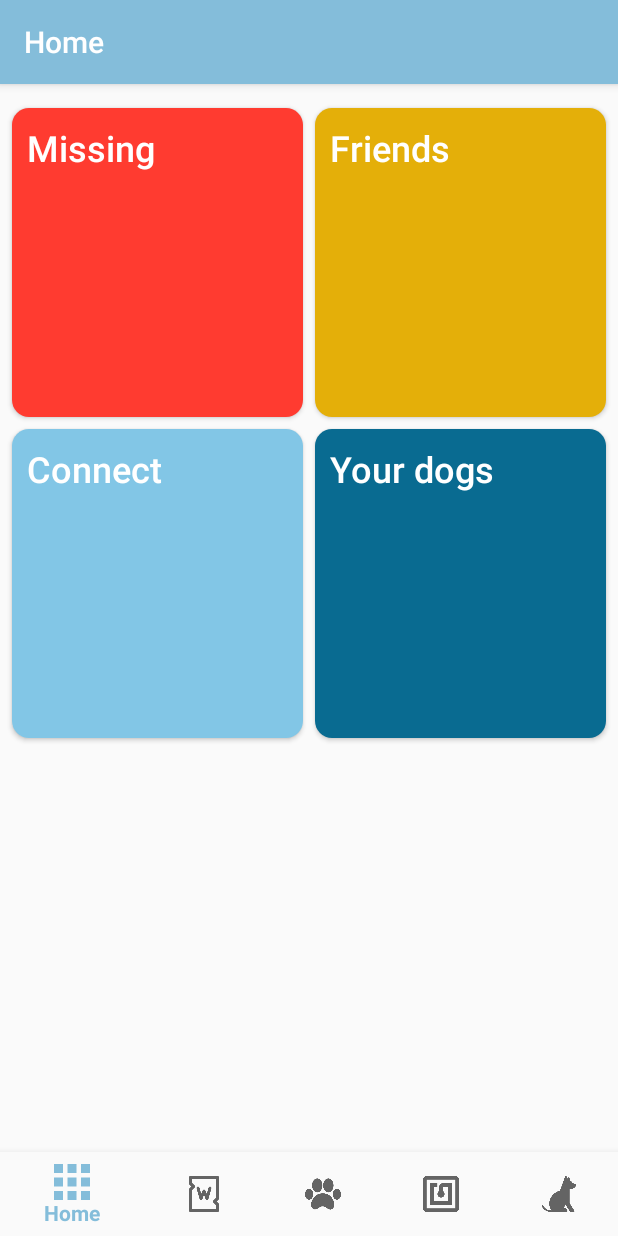
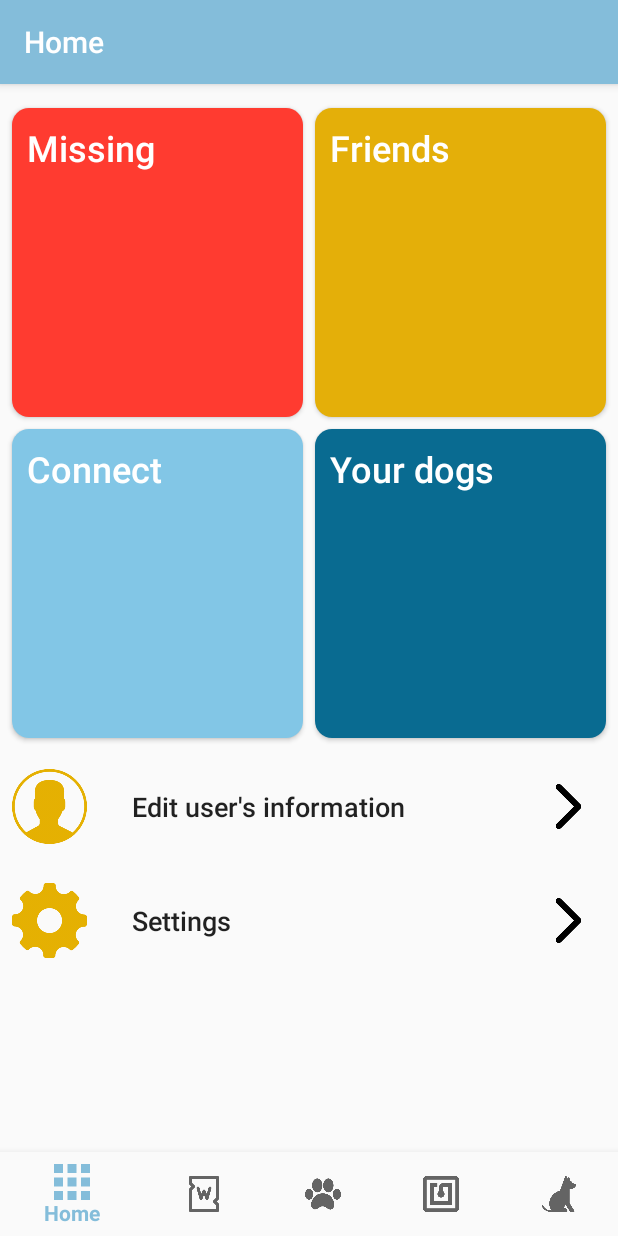
Before and after one commit to Mastercypher/Datdog, an Android app: the HomeActivity screen opened directly, with no data from a screen before it, on a phone screen of 412 x 824 dp. Run offline under Robolectric (Android 15) with nearby library versions, the phone set to English and light mode, and no system bars.

Commit message:
complete home graphics

```diff
--- a/android/DatDog/app/src/main/res/layout/activity_home.xml
+++ b/android/DatDog/app/src/main/res/layout/activity_home.xml
@@ -1,4 +1,6 @@
 <?xml version="1.0" encoding="utf-8"?>
+
+
 <android.support.constraint.ConstraintLayout xmlns:android="http://schemas.android.com/apk/res/android"
     xmlns:app="http://schemas.android.com/apk/res-auto"
     xmlns:tools="http://schemas.android.com/tools"
@@ -6,6 +8,183 @@
     android:layout_width="match_parent"
     android:layout_height="match_parent"
     tools:context=".HomeActivity">
+
+    <ScrollView
+        android:layout_width="match_parent"
+        android:layout_height="match_parent"
+        android:layout_marginBottom="60dp"
+        app:layout_constraintBottom_toBottomOf="parent"
+        tools:layout_editor_absoluteX="100dp">
+
+        <android.support.constraint.ConstraintLayout xmlns:android="http://schemas.android.com/apk/res/android"
+            xmlns:app="http://schemas.android.com/apk/res-auto"
+            xmlns:tools="http://schemas.android.com/tools"
+            android:id="@+id/containerInScroll"
+            android:layout_width="match_parent"
+            android:layout_height="match_parent"
+            tools:context=".HomeActivity">
+
+            <Button
+                android:id="@+id/button6"
+                android:layout_width="0dp"
+                android:layout_height="wrap_content"
+                android:layout_marginEnd="4dp"
+                android:layout_marginStart="8dp"
+                android:layout_marginTop="16dp"
+                android:background="@drawable/theme_round_missing"
+                android:gravity="top|left"
+                android:paddingLeft="10dp"
+                android:paddingTop="10dp"
+                android:text="Missing"
+                android:textAllCaps="false"
+                android:textColor="#ffffff"
+                android:textSize="24sp"
+                app:layout_constraintEnd_toStartOf="@+id/button7"
+                app:layout_constraintHorizontal_chainStyle="spread_inside"
+                app:layout_constraintStart_toStartOf="parent"
+                app:layout_constraintTop_toTopOf="parent" />
+
+            <Button
+                android:id="@+id/button7"
+                android:layout_width="0dp"
+                android:layout_height="wrap_content"
+                android:layout_marginEnd="8dp"
+                android:layout_marginStart="4dp"
+                android:layout_marginTop="16dp"
+                android:background="@drawable/theme_button_round"
+                android:gravity="top|left"
+                android:paddingLeft="10dp"
+                android:paddingTop="10dp"
+                android:text="Friends"
+                android:textAllCaps="false"
+                android:textColor="#ffffff"
+                android:textSize="24sp"
+                app:layout_constraintEnd_toEndOf="parent"
+                app:layout_constraintHorizontal_bias="0.5"
+                app:layout_constraintHorizontal_chainStyle="spread"
+                app:layout_constraintStart_toEndOf="@+id/button6"
+                app:layout_constraintTop_toTopOf="parent" />
+
+            <Button
+                android:id="@+id/button8"
+                android:layout_width="0dp"
+                android:layout_height="wrap_content"
+                android:layout_marginEnd="4dp"
+                android:layout_marginStart="8dp"
+                android:layout_marginTop="8dp"
+                android:background="@drawable/theme_round_connect"
+                android:gravity="top|left"
+                android:paddingLeft="10dp"
+                android:paddingTop="10dp"
+                android:text="Connect"
+                android:textAllCaps="false"
+                android:textColor="#ffffff"
+                android:textSize="24sp"
+                app:layout_constraintEnd_toStartOf="@+id/button9"
+                app:layout_constraintStart_toStartOf="parent"
+                app:layout_constraintTop_toBottomOf="@+id/button6" />
+
+            <Button
+                android:id="@+id/button9"
+                android:layout_width="0dp"
+                android:layout_height="wrap_content"
+                android:layout_marginEnd="8dp"
+                android:layout_marginStart="4dp"
+                android:layout_marginTop="8dp"
+                android:background="@drawable/theme_round_dogs"
+                android:gravity="top|left"
+                android:paddingLeft="10dp"
+                android:paddingTop="10dp"
+                android:text="Your dogs"
+                android:textAllCaps="false"
+                android:textColor="#ffffff"
+                android:textSize="24sp"
+                app:layout_constraintEnd_toEndOf="parent"
+                app:layout_constraintStart_toEndOf="@+id/button8"
+                app:layout_constraintTop_toBottomOf="@+id/button7" />
+
+            <LinearLayout
+                android:layout_width="0dp"
+                android:layout_height="wrap_content"
+                android:layout_marginBottom="8dp"
+                android:layout_marginEnd="8dp"
+                android:layout_marginStart="8dp"
+                android:layout_marginTop="16dp"
+                android:orientation="vertical"
+                app:layout_constraintBottom_toBottomOf="parent"
+                app:layout_constraintEnd_toEndOf="parent"
+                app:layout_constraintStart_toStartOf="parent"
+                app:layout_constraintTop_toBottomOf="@+id/button8">
+
+                <RelativeLayout
+                    android:layout_width="match_parent"
+                    android:layout_height="match_parent">
+
+                    <ImageView
+                        android:id="@+id/imageView8"
+                        android:layout_width="50dp"
+                        android:layout_height="50dp"
+                        android:layout_centerInParent="false"
+                        android:layout_centerVertical="true"
+                        app:srcCompat="@drawable/icon_user" />
+
+                    <Button
+                        android:id="@+id/button11"
+                        android:layout_width="match_parent"
+                        android:layout_height="60dp"
+                        android:background="@android:color/transparent"
+                        android:paddingLeft="80dp"
+                        android:text="Edit user's information"
+                        android:textAlignment="textStart"
+                        android:textAllCaps="false"
+                        android:textSize="18sp" />
+
+                    <ImageView
+                        android:id="@+id/imageView9"
+                        android:layout_width="30dp"
+                        android:layout_height="30dp"
+                        android:layout_alignParentRight="true"
+                        android:layout_centerVertical="true"
+                        android:layout_marginRight="10dp"
+                        app:srcCompat="@drawable/icon_arrow_right" />
+                </RelativeLayout>
+
+                <RelativeLayout
+                    android:layout_width="match_parent"
+                    android:layout_height="match_parent"
+                    android:layout_marginTop="16dp">
+
+                    <ImageView
+                        android:id="@+id/imageView10"
+                        android:layout_width="50dp"
+                        android:layout_height="50dp"
+                        android:layout_centerVertical="true"
+                        app:srcCompat="@drawable/icon_settings" />
+
+                    <Button
+                        android:id="@+id/button12"
+                        android:layout_width="match_parent"
+                        android:layout_height="60dp"
+                        android:background="@android:color/transparent"
+                        android:paddingLeft="80dp"
+                        android:text="Settings"
+                        android:textAlignment="textStart"
+                        android:textAllCaps="false"
+                        android:textSize="18sp" />
+
+                    <ImageView
+                        android:id="@+id/imageView11"
+                        android:layout_width="30dp"
+                        android:layout_height="30dp"
+                        android:layout_alignParentRight="true"
+                        android:layout_centerVertical="true"
+                        android:layout_marginRight="10dp"
+                        app:srcCompat="@drawable/icon_arrow_right" />
+                </RelativeLayout>
+            </LinearLayout>
+
+        </android.support.constraint.ConstraintLayout>
+    </ScrollView>
 
     <android.support.design.widget.BottomNavigationView
         android:id="@+id/navigation"
@@ -19,83 +198,6 @@
         app:layout_constraintRight_toRightOf="parent"
         app:menu="@menu/navigation" />
 
-    <Button
-        android:id="@+id/button6"
-        android:layout_width="0dp"
-        android:layout_height="wrap_content"
-        android:layout_marginEnd="4dp"
-        android:layout_marginStart="8dp"
-        android:layout_marginTop="16dp"
-        android:background="@drawable/theme_round_missing"
-        android:gravity="top|left"
-        android:paddingLeft="10dp"
-        android:paddingTop="10dp"
-        android:text="Missing"
-        android:textColor="#ffffff"
-        android:textSize="24sp"
-        app:layout_constraintEnd_toStartOf="@+id/button7"
-        app:layout_constraintHorizontal_chainStyle="spread_inside"
-        app:layout_constraintStart_toStartOf="parent"
-        app:layout_constraintTop_toTopOf="parent"
-        android:textAllCaps="false"/>
 
-    <Button
-        android:id="@+id/button7"
-        android:layout_width="0dp"
-        android:layout_height="wrap_content"
-        android:layout_marginEnd="8dp"
-        android:layout_marginStart="4dp"
-        android:layout_marginTop="16dp"
-        android:background="@drawable/theme_button_round"
-        android:gravity="top|left"
-        android:paddingLeft="10dp"
-        android:paddingTop="10dp"
-        android:text="Friends"
-        android:textColor="#ffffff"
-        android:textSize="24sp"
-        app:layout_constraintEnd_toEndOf="parent"
-        app:layout_constraintHorizontal_bias="0.5"
-        app:layout_constraintHorizontal_chainStyle="spread"
-        app:layout_constraintStart_toEndOf="@+id/button6"
-        app:layout_constraintTop_toTopOf="parent"
-        android:textAllCaps="false"/>
-
-    <Button
-        android:id="@+id/button8"
-        android:layout_width="0dp"
-        android:layout_height="wrap_content"
-        android:layout_marginEnd="4dp"
-        android:layout_marginStart="8dp"
-        android:layout_marginTop="8dp"
-        android:background="@drawable/theme_round_connect"
-        android:gravity="top|left"
-        android:paddingLeft="10dp"
-        android:paddingTop="10dp"
-        android:text="Connect"
-        android:textColor="#ffffff"
-        android:textSize="24sp"
-        app:layout_constraintEnd_toStartOf="@+id/button9"
-        app:layout_constraintStart_toStartOf="parent"
-        app:layout_constraintTop_toBottomOf="@+id/button6"
-        android:textAllCaps="false"/>
-
-    <Button
-        android:id="@+id/button9"
-        android:layout_width="0dp"
-        android:layout_height="wrap_content"
-        android:layout_marginEnd="8dp"
-        android:layout_marginStart="4dp"
-        android:layout_marginTop="8dp"
-        android:background="@drawable/theme_round_dogs"
-        android:gravity="top|left"
-        android:paddingLeft="10dp"
-        android:paddingTop="10dp"
-        android:text="Your dogs"
-        android:textColor="#ffffff"
-        android:textSize="24sp"
-        app:layout_constraintEnd_toEndOf="parent"
-        app:layout_constraintStart_toEndOf="@+id/button8"
-        app:layout_constraintTop_toBottomOf="@+id/button7"
-        android:textAllCaps="false"/>
 
 </android.support.constraint.ConstraintLayout>
```
